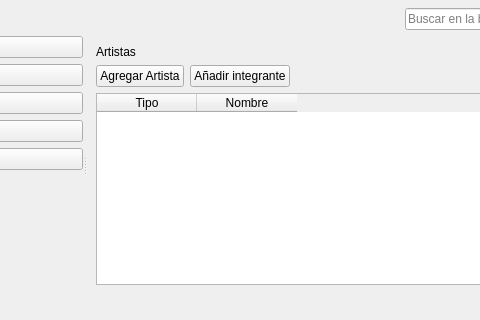
Qt form Interface/Interface/mainwindow.ui (JafetFF/Base-de-datos-musical) before a commit; both pictures show x 169 to 649 and y 0 to 320 of the 1100 by 700 pixel window.
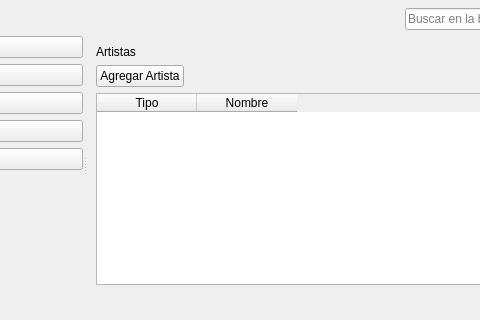
The same form after that commit. The open tabs and pages were chosen to show the change.

Commit message: operaciones en grupo, como eliminar y añadir

```diff
--- a/Interface/Interface/mainwindow.ui
+++ b/Interface/Interface/mainwindow.ui
@@ -237,13 +237,6 @@
              </property>
             </widget>
            </item>
-           <item>
-            <widget class="QPushButton" name="addMemberButton">
-             <property name="text">
-              <string>Añadir integrante</string>
-             </property>
-            </widget>
-           </item>
            <item>
             <spacer name="artistsActionsSpacer">
              <property name="orientation">
```
Left out of the diff: 2 changed lines with no effect on the pictures. The commit also changes 5 other files.
